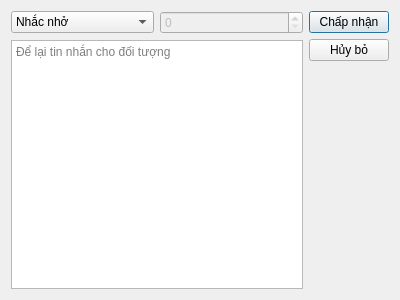
Above: finedialog.ui from fantasyinferno/libpro before the change. Below: the same form after it.
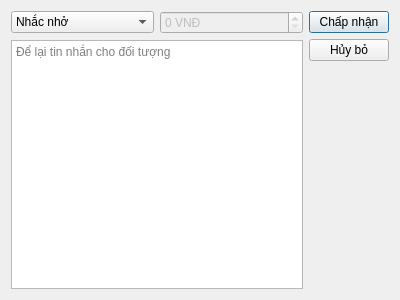
That is the form after the change.

```diff
--- a/finedialog.ui
+++ b/finedialog.ui
@@ -44,6 +44,24 @@
            <property name="enabled">
             <bool>false</bool>
            </property>
+           <property name="buttonSymbols">
+            <enum>QAbstractSpinBox::UpDownArrows</enum>
+           </property>
+           <property name="specialValueText">
+            <string/>
+           </property>
+           <property name="showGroupSeparator" stdset="0">
+            <bool>false</bool>
+           </property>
+           <property name="suffix">
+            <string> VNĐ</string>
+           </property>
+           <property name="maximum">
+            <number>3000000</number>
+           </property>
+           <property name="singleStep">
+            <number>1000</number>
+           </property>
           </widget>
          </item>
         </layout>
```
